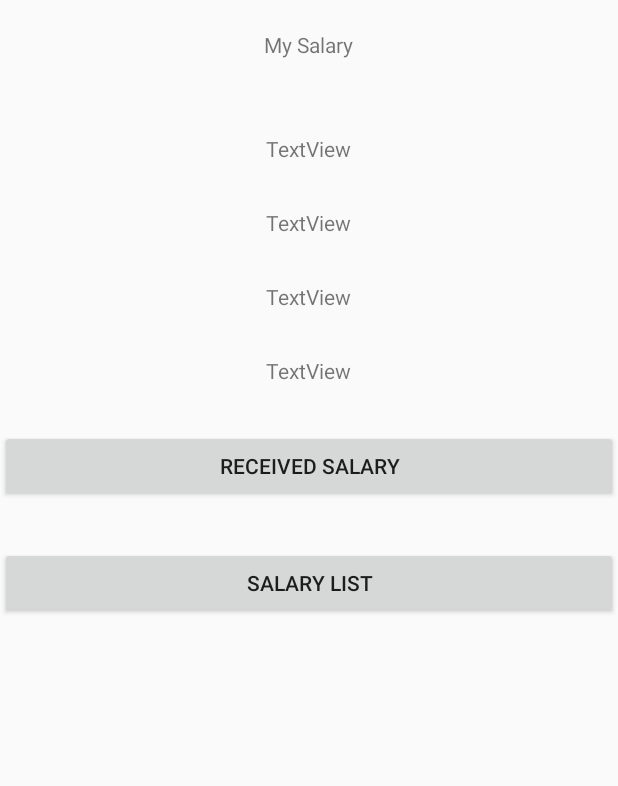
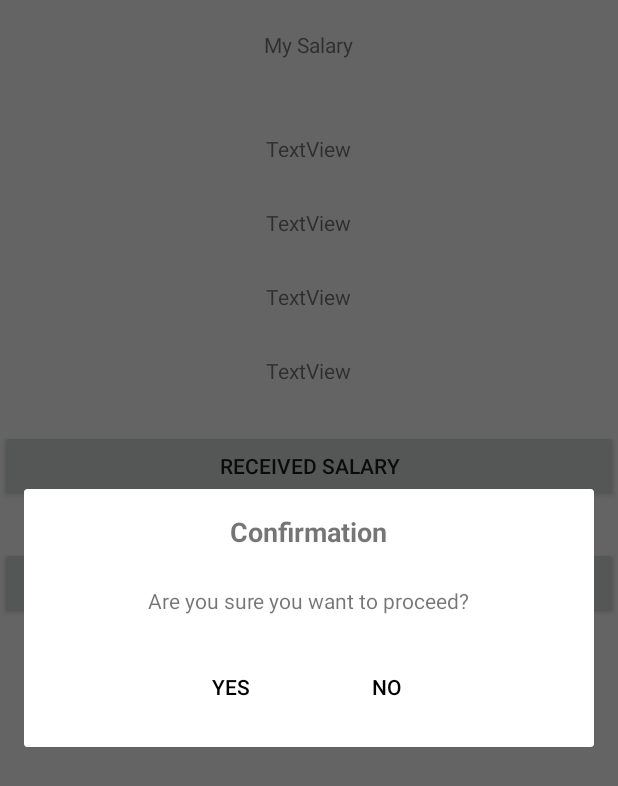
Before and after one commit to SienLancer/yhourstaffproject, an Android app: the SalaryActivity screen opened directly, with no data from a screen before it, after a tap on "RECEIVED SALARY", on a phone screen of 412 x 824 dp. Shown: the top 786 px of the screen. Run offline under Robolectric (Android 15) with nearby library versions, the phone set to English and light mode, and no system bars; our stand-ins replace Firebase (no records; nobody signed in at launch, a user with empty details on screens opened directly).

Commit message:
add dialog for received salary

```diff
--- a/app/src/main/java/com/example/yhourstaffproject/activities/SalaryActivity.java
+++ b/app/src/main/java/com/example/yhourstaffproject/activities/SalaryActivity.java
@@ -2,10 +2,12 @@ package com.example.yhourstaffproject.activities;
 
 import static android.content.ContentValues.TAG;
 
+import android.app.Dialog;
 import android.content.Intent;
 import android.os.Bundle;
 import android.util.Log;
 import android.view.View;
+import android.view.ViewGroup;
 import android.widget.Button;
 import android.widget.TextView;
 import android.widget.Toast;
@@ -34,8 +36,9 @@ import java.util.Map;
 
 public class SalaryActivity extends AppCompatActivity {
     TextView total_salary_tv, status_salary_tv, start_date_salary_tv, payday_salary_tv;
-    Button received_salary_btn, salary_list_btn;
+    Button received_salary_btn, salary_list_btn, button_yes, button_no;;
     FirebaseAuth mAuth = FirebaseAuth.getInstance();
+    Dialog dialog;
     FirebaseDatabase firebaseDatabase = FirebaseDatabase.getInstance();
     @Override
     protected void onCreate(Bundle savedInstanceState) {
@@ -50,6 +53,14 @@ public class SalaryActivity extends AppCompatActivity {
         received_salary_btn = findViewById(R.id.received_salary_btn);
         salary_list_btn = findViewById(R.id.salary_list_btn);
 
+        dialog=new Dialog(SalaryActivity.this);
+        dialog.setContentView(R.layout.custom_yes_no_dialog);
+
+
+        button_yes =dialog.findViewById(R.id.button_yes);
+        button_no =dialog.findViewById(R.id.button_no);
+
+
         salary_list_btn.setOnClickListener(new View.OnClickListener() {
             @Override
             public void onClick(View v) {
@@ -61,7 +72,21 @@ public class SalaryActivity extends AppCompatActivity {
         received_salary_btn.setOnClickListener(new View.OnClickListener() {
             @Override
             public void onClick(View v) {
-                confirmationOfSalaryReceipt();
+                dialog.show();
+                button_yes.setOnClickListener(new View.OnClickListener() {
+                    @Override
+                    public void onClick(View v) {
+                        confirmationOfSalaryReceipt();
+                    }
+                });
+
+                button_no.setOnClickListener(new View.OnClickListener() {
+                    @Override
+                    public void onClick(View v) {
+                        dialog.dismiss();
+                    }
+                });
+
             }
         });
 
@@ -114,6 +139,7 @@ public class SalaryActivity extends AppCompatActivity {
                                     public void onComplete(@NonNull Task<Void> task) {
                                         if (task.isSuccessful()) {
                                             Log.d(TAG, "Data added successfully");
+                                            dialog.dismiss();
                                         } else {
                                             Log.d(TAG, "Failed to add data");
                                         }
--- /dev/null
+++ b/app/src/main/res/layout/custom_yes_no_dialog.xml
@@ -0,0 +1,52 @@
+<RelativeLayout xmlns:android="http://schemas.android.com/apk/res/android"
+    android:layout_width="match_parent"
+    android:layout_height="wrap_content"
+    android:padding="16dp">
+
+    <TextView
+        android:id="@+id/dialog_title"
+        android:layout_width="wrap_content"
+        android:layout_height="wrap_content"
+        android:text="Confirmation"
+        android:textSize="18sp"
+        android:textStyle="bold"
+        android:layout_centerHorizontal="true"
+        android:layout_marginBottom="16dp"/>
+
+    <TextView
+        android:id="@+id/dialog_message"
+        android:layout_width="wrap_content"
+        android:layout_height="wrap_content"
+        android:text="Are you sure you want to proceed?"
+        android:layout_below="@id/dialog_title"
+        android:layout_centerHorizontal="true"
+        android:layout_marginTop="8dp"
+        android:layout_marginBottom="24dp"/>
+
+    <LinearLayout
+        android:layout_width="match_parent"
+        android:layout_height="wrap_content"
+        android:orientation="horizontal"
+        android:layout_below="@id/dialog_message"
+        android:gravity="center">
+
+        <Button
+            android:id="@+id/button_yes"
+            android:layout_width="wrap_content"
+            android:layout_height="wrap_content"
+            android:text="Yes"
+            android:layout_marginEnd="8dp"
+            android:background="@android:color/transparent"
+            android:textColor="@android:color/black"/>
+
+        <Button
+            android:id="@+id/button_no"
+            android:layout_width="wrap_content"
+            android:layout_height="wrap_content"
+            android:text="No"
+            android:layout_marginStart="8dp"
+            android:background="@android:color/transparent"
+            android:textColor="@android:color/black"/>
+    </LinearLayout>
+
+</RelativeLayout>
--- a/app/src/main/res/layout/fragment_staff_home.xml
+++ b/app/src/main/res/layout/fragment_staff_home.xml
@@ -104,7 +104,7 @@
             app:srcCompat="@drawable/moneycard" />
 
         <TextView
-            android:id="@+id/textView13"
+            android:id="@+id/total_salary_home_tv"
             android:layout_width="wrap_content"
             android:layout_height="wrap_content"
             android:text="17.500.000 VND"
```
